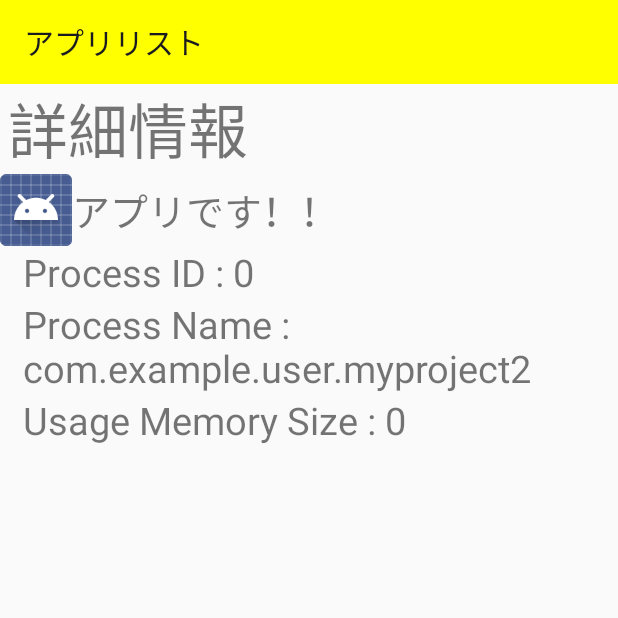
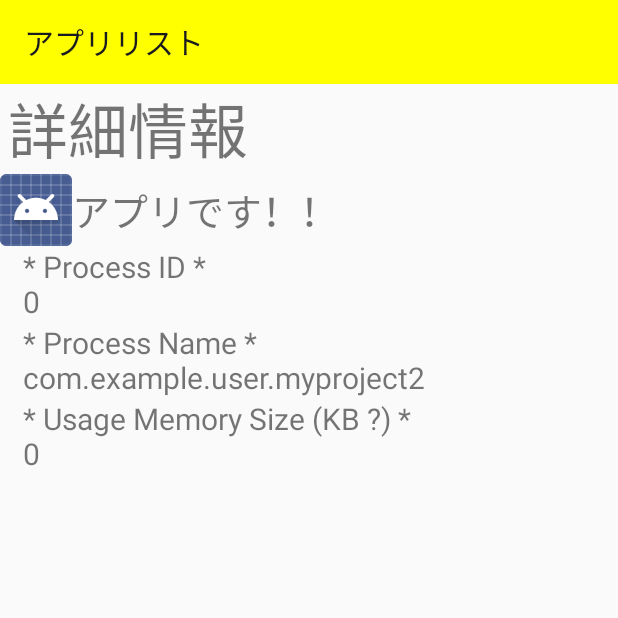
Before and after one commit to gitogitton/MyProject2, an Android app: the screen it shows after launch (MainActivity), after a tap on "アプリです！！", on a phone screen of 412 x 824 dp, the top half of it. Run offline under Robolectric (Android 15) with nearby library versions, the phone set to English and light mode, and no system bars; 3 statements that could not run were skipped.

Commit message:
詳細画面を少し成型。このアプリケーションはとりあえず最後とする。

```diff
--- a/app/src/main/java/com/example/user/myproject2/DetailInfoFragment.java
+++ b/app/src/main/java/com/example/user/myproject2/DetailInfoFragment.java
@@ -90,18 +90,13 @@ public class DetailInfoFragment extends Fragment {
         textViewName.setCompoundDrawables( icon.get(), null, null, null );
         //process id
         TextView textViewId = view.findViewById( R.id.pid ); //process id
-        textViewId.setText( "Process ID : "+Integer.toString( mProcessId ) );
+        textViewId.setText( "* Process ID *\n"+Integer.toString( mProcessId ) );
         //process name
         TextView textViewProcName = view.findViewById( R.id.process_name );
-        textViewProcName.setText( "Process Name : "+mProcessName );
+        textViewProcName.setText( "* Process Name *\n"+mProcessName );
         //usage memory size (pss)
         TextView textViewPss = view.findViewById( R.id.mem_size );
-        textViewPss.setText( "Usage Memory Size : "+Integer.toString( mMemoryPss ) );
-
-//        Context context = this.getContext();
-//        PackageManager packageManager = context.getPackageManager();
-//        ActivityManager activityManager = (ActivityManager) context.getSystemService( Context.ACTIVITY_SERVICE );
-
+        textViewPss.setText( "* Usage Memory Size (KB ?) *\n"+Integer.toString( mMemoryPss ) );
         super.onViewCreated(view, savedInstanceState);
     }
 }
--- a/app/src/main/res/layout/fragment_detail_info.xml
+++ b/app/src/main/res/layout/fragment_detail_info.xml
@@ -27,7 +27,7 @@
         android:id="@+id/pid"
         android:layout_width="match_parent"
         android:layout_height="wrap_content"
-        android:textSize="25sp"
+        android:textSize="20sp"
         android:paddingStart="15sp"
         android:paddingEnd="5sp"
         android:text="@string/error" />
@@ -36,7 +36,7 @@
         android:id="@+id/process_name"
         android:layout_width="match_parent"
         android:layout_height="wrap_content"
-        android:textSize="25sp"
+        android:textSize="20sp"
         android:paddingStart="15sp"
         android:paddingEnd="5sp"
         android:text="@string/error" />
@@ -45,7 +45,7 @@
         android:id="@+id/mem_size"
         android:layout_width="match_parent"
         android:layout_height="wrap_content"
-        android:textSize="25sp"
+        android:textSize="20sp"
         android:paddingStart="15sp"
         android:paddingEnd="5sp"
         android:text="@string/error" />
```
